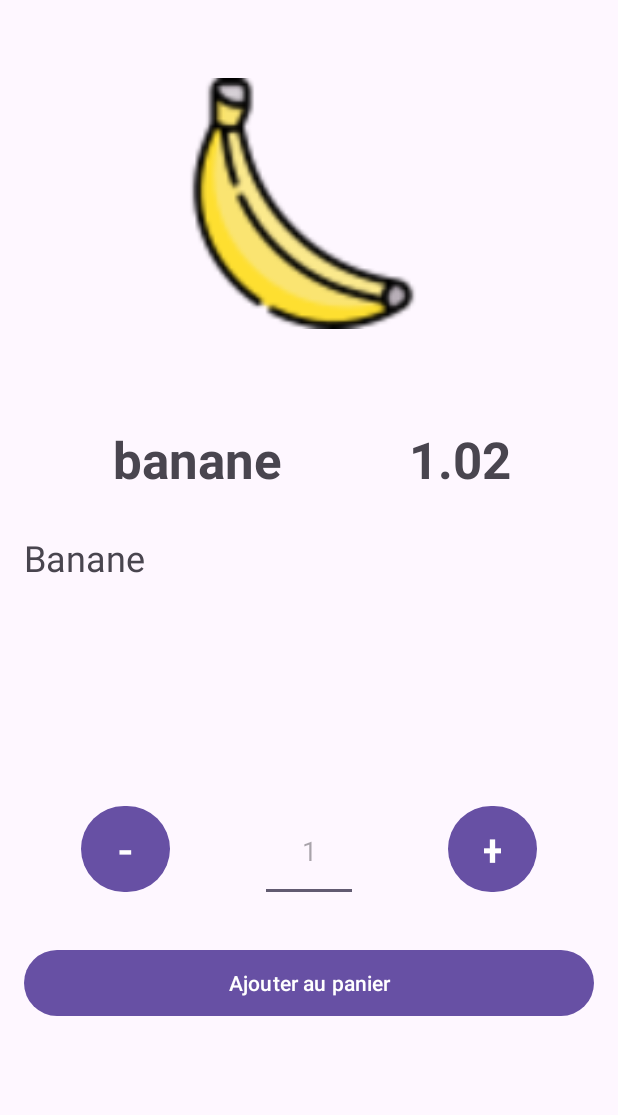
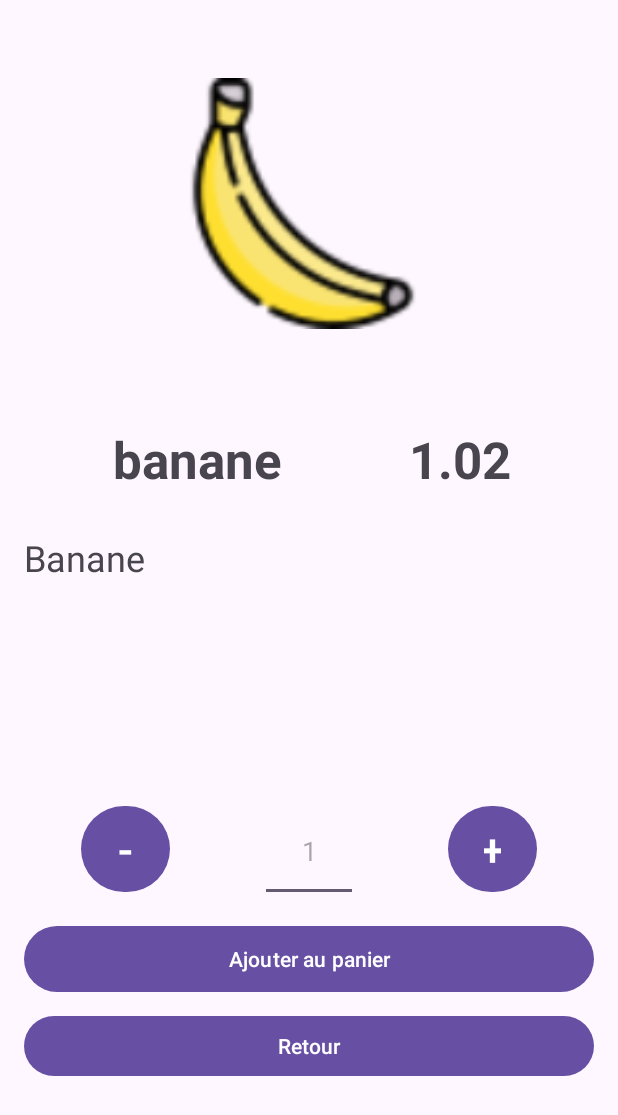
Before and after one commit to Frooggyy/PFI_Mobile, an Android app: the ListeEpicerie screen opened directly, with no data from a screen before it, after a tap on "banane", on a phone screen of 412 x 824 dp. Shown: the top 1115 px of the screen. Run offline under Robolectric (Android 15) with nearby library versions, the phone set to English and light mode, and no system bars.

Commit message:
Ajouter des items from Details Articles

```diff
--- a/app/src/main/java/com/example/pfijava/ListeEpicerie.java
+++ b/app/src/main/java/com/example/pfijava/ListeEpicerie.java
@@ -16,14 +16,13 @@ import java.util.ArrayList;
 import java.util.Objects;
 
 public class ListeEpicerie extends AppCompatActivity implements Serializable {
-    private Panier panier;
+
 
     @Override
     protected void onCreate(Bundle savedInstanceState) {
         super.onCreate(savedInstanceState);
         setContentView(R.layout.activity_liste_epicerie);
 
-        panier = Panier.getInstance();
 
         ArrayList<Article> arrArticle = new ArrayList<Article>();
         RecyclerView recycleArticle = (RecyclerView) findViewById(R.id.LE_RecyclerView);
@@ -52,12 +51,6 @@ public class ListeEpicerie extends AppCompatActivity implements Serializable {
 
         Button btnVersPanier = (Button) findViewById(R.id.LE_btnVersPanier);
 
-//        ////// Pour test on fera mieux plustard
-        panier.ajouterArticle(arrArticle.get(0).getNom(),arrArticle.get(0).getPrix());
-        panier.ajouterArticle(arrArticle.get(1).getNom(),arrArticle.get(1).getPrix());
-        panier.ajouterArticle(arrArticle.get(1).getNom(),arrArticle.get(1).getPrix());
-        panier.ajouterArticle(arrArticle.get(2).getNom(),arrArticle.get(2).getPrix());
-//        //////
 
 
         btnVersPanier.setOnClickListener(new View.OnClickListener() {
--- a/app/src/main/res/layout/activity_detail_article.xml
+++ b/app/src/main/res/layout/activity_detail_article.xml
@@ -103,11 +103,25 @@
         android:layout_width="match_parent"
         android:layout_height="52dp"
         android:layout_marginStart="16dp"
-        android:layout_marginTop="28dp"
+        android:layout_marginTop="12dp"
         android:layout_marginEnd="16dp"
         android:text="@string/DA_AjouterAuPanier"
         app:layout_constraintEnd_toEndOf="parent"
+        app:layout_constraintHorizontal_bias="0.0"
         app:layout_constraintStart_toStartOf="parent"
         app:layout_constraintTop_toBottomOf="@+id/DA_nbAjouter" />
 
+    <Button
+        android:id="@+id/DA_btnRetour"
+        android:layout_width="match_parent"
+        android:layout_height="wrap_content"
+        android:layout_marginStart="16dp"
+        android:layout_marginTop="8dp"
+        android:layout_marginEnd="16dp"
+        android:text="@string/DA_Retour"
+        app:layout_constraintEnd_toEndOf="parent"
+        app:layout_constraintHorizontal_bias="0.0"
+        app:layout_constraintStart_toStartOf="parent"
+        app:layout_constraintTop_toBottomOf="@+id/DA_btnAjouterPanier" />
+
 </androidx.constraintlayout.widget.ConstraintLayout>
--- a/app/src/main/res/values/strings.xml
+++ b/app/src/main/res/values/strings.xml
@@ -22,7 +22,7 @@
     <string name="DA_RetirerUnArticle">-</string>
     <string name="DA_AjouterAuPanier">Ajouter au panier</string>
     <string name="DA_DescriptionImage">Image de l\'article</string>
-"
+    <string name="DA_Retour">Retour</string>
 
 
     -- Description des articles
```
Also changed, not shown: app/src/main/java/com/example/pfijava/ActivityDetailArticle.java (+27 -3 lines).
